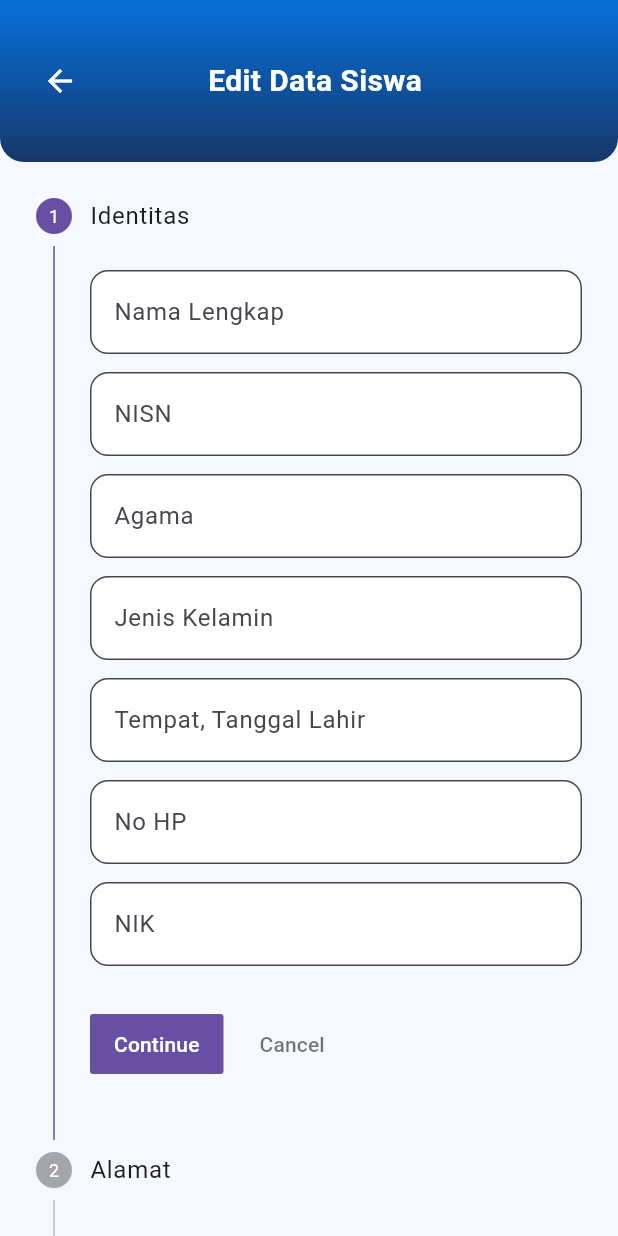
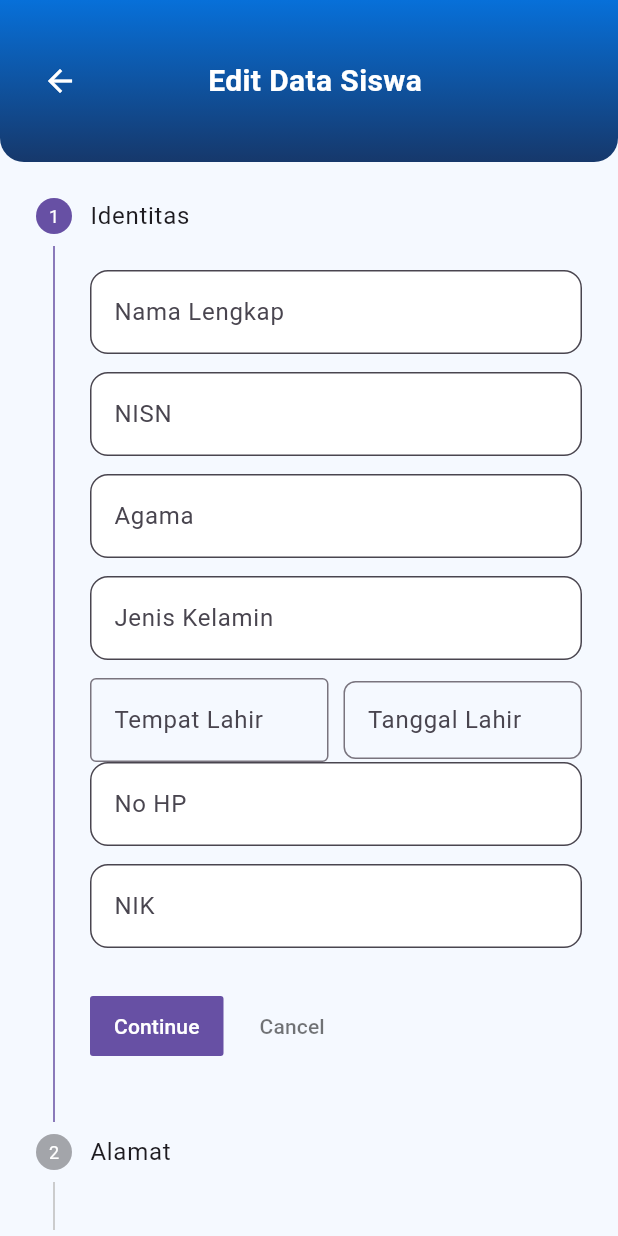
Before and after one commit to mellty-un/app_data, a Flutter app: the EditStudentPage screen opened directly with empty values, on a phone screen of 412 x 824 dp. Run offline on Flutter 3.47's test engine with Material 3 defaults, Android fonts, the light colour scheme and no system bars; our stand-ins replace connectivity_plus, shared_preferences, supabase_flutter; accounts and stored records are empty.

Commit message:
memperbarui tampilan ui

```diff
--- a/lib/pages/edit_student_page.dart
+++ b/lib/pages/edit_student_page.dart
@@ -57,7 +57,7 @@ class _EditStudentPageState extends State<EditStudentPage> {
   final _namaWaliController = TextEditingController();
   final _alamatOrtuController = TextEditingController();
 
-
+  DateTime? _tanggalLahir;
   int _currentStep = 0;
   late Future<void> _initData;
 
@@ -420,10 +420,65 @@ Future<void> _saveEdit() async {
             _buildTextField("Nama Lengkap", _namaController),
             _buildTextField("NISN", _nisController),
             _buildTextField("Agama", _agamaController),
-                            _buildTextField(
-                                "Jenis Kelamin", _jenisKelaminController),
-                            _buildTextField(
-                                "Tempat, Tanggal Lahir", _ttlController),
+            _buildTextField("Jenis Kelamin", _jenisKelaminController),
+
+            // ✅ Perbaikan di sini
+            Row(
+              children: [
+                // Tempat Lahir
+                Expanded(
+                  flex: 2,
+                  child: TextField(
+                    controller: _ttlController,
+                    decoration: const InputDecoration(
+                      labelText: "Tempat Lahir",
+                      border: OutlineInputBorder(),
+                    ),
+                  ),
+                ),
+                const SizedBox(width: 10),
+
+                // Tanggal Lahir
+              // Tanggal Lahir
+Expanded(
+  flex: 2,
+  child: GestureDetector(
+    onTap: () async {
+      final DateTime? picked = await showDatePicker(
+        context: context,
+        initialDate: _tanggalLahir ?? DateTime.now(),
+        firstDate: DateTime(1900),
+        lastDate: DateTime.now(),
+      );
+      if (picked != null && picked != _tanggalLahir) {
+        setState(() {
+          _tanggalLahir = picked;
+        });
+      }
+    },
+    child: AbsorbPointer(
+      child: TextFormField(
+        decoration: InputDecoration(
+          labelText: "Tanggal Lahir",
+          border: OutlineInputBorder(
+            borderRadius: BorderRadius.circular(8),
+          ),
+          contentPadding:
+              const EdgeInsets.symmetric(horizontal: 12, vertical: 14),
+        ),
+        controller: TextEditingController(
+          text: _tanggalLahir != null
+              ? "${_tanggalLahir!.day}-${_tanggalLahir!.month}-${_tanggalLahir!.year}"
+              : "",
+        ),
+      ),
+    ),
+  ),
+),
+
+              ],
+            ),
+
             _buildTextField("No HP", _noHpController),
             _buildTextField("NIK", _nikController),
           ],
@@ -436,8 +491,7 @@ Future<void> _saveEdit() async {
         title: const Text("Alamat"),
         content: Column(
           children: [
-                            _buildTextField("Alamat Jalan", _alamatController,
-                                maxLines: 2),
+            _buildTextField("Alamat Jalan", _alamatController, maxLines: 2),
             _buildTextField("RT/RW", _rtRwController),
 
             // Dusun pakai Autocomplete
@@ -456,8 +510,8 @@ Future<void> _saveEdit() async {
                   _dusunController.text = val;
                   await _fetchWilayahByDusun(val);
                 },
-                                fieldViewBuilder: (context, controller,
-                                    focusNode, onEditingComplete) {
+                fieldViewBuilder:
+                    (context, controller, focusNode, onEditingComplete) {
                   controller.text = _dusunController.text;
                   return TextField(
                     controller: controller,
@@ -468,8 +522,7 @@ Future<void> _saveEdit() async {
                       filled: true,
                       fillColor: Colors.white,
                       border: OutlineInputBorder(
-                                        borderRadius:
-                                            BorderRadius.circular(12),
+                        borderRadius: BorderRadius.circular(12),
                       ),
                     ),
                   );
@@ -478,16 +531,11 @@ Future<void> _saveEdit() async {
             ),
 
             // Tambahkan form otomatis
-                            _buildTextField("Desa", _desaController,
-                                readOnly: true),
-                            _buildTextField("Kecamatan", _kecamatanController,
-                                readOnly: true),
-                            _buildTextField("Kabupaten", _kabupatenController,
-                                readOnly: true),
+            _buildTextField("Desa", _desaController, readOnly: true),
+            _buildTextField("Kecamatan", _kecamatanController, readOnly: true),
+            _buildTextField("Kabupaten", _kabupatenController, readOnly: true),
             _buildTextField("Provinsi", _provinsiController),
-
-                            _buildTextField("Kode Pos", _kodePosController,
-                                readOnly: true),
+            _buildTextField("Kode Pos", _kodePosController, readOnly: true),
           ],
         ),
         isActive: _currentStep >= 1,
@@ -501,31 +549,16 @@ Future<void> _saveEdit() async {
             _buildTextField("Nama Ayah", _namaAyahController),
             _buildTextField("Nama Ibu", _namaIbuController),
             _buildTextField("Nama Wali", _namaWaliController),
-                            _buildTextField("Alamat Orang Tua", _alamatOrtuController, maxLines: 2),
-                            // const SizedBox(height: 20),
-                            // ElevatedButton(
-                            //   onPressed: _loading ? null : _saveEdit,
-                            //   style: ElevatedButton.styleFrom(
-                            //     padding:
-                            //         const EdgeInsets.symmetric(vertical: 16),
-                            //   ),
-                            //   child: _loading
-                            //       ? const SizedBox(
-                            //           height: 20,
-                            //           width: 20,
-                            //           child: CircularProgressIndicator(
-                            //               strokeWidth: 2,
-                            //               color: Colors.white),
-                            //         )
-                            //       : const Text("Simpan"),
-                            // ),
+            _buildTextField("Alamat Orang Tua", _alamatOrtuController,
+                maxLines: 2),
           ],
         ),
         isActive: _currentStep >= 2,
       ),
     ],
   ),
-                ),
+)
+
               ],
             ),
           ),
```
Also changed, not shown: lib/pages/add_page.dart (+32 -5 lines). Lines whose indentation alone changed are shown as unchanged.
